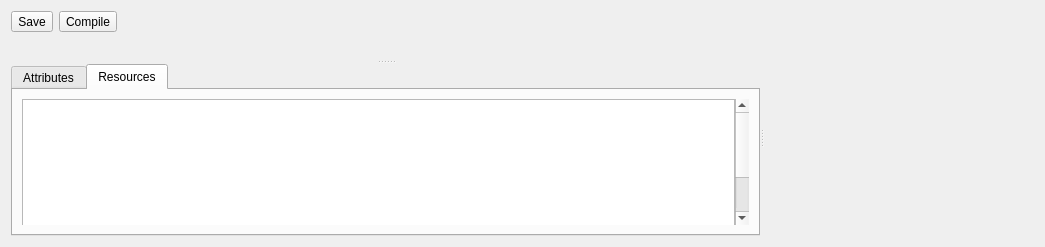
Above: Tools/ValkyrieEditor/ShaderGraph/ShaderGraphView.ui from marcellfischbach/CobaltSKY before the change. Below: the same form after it.
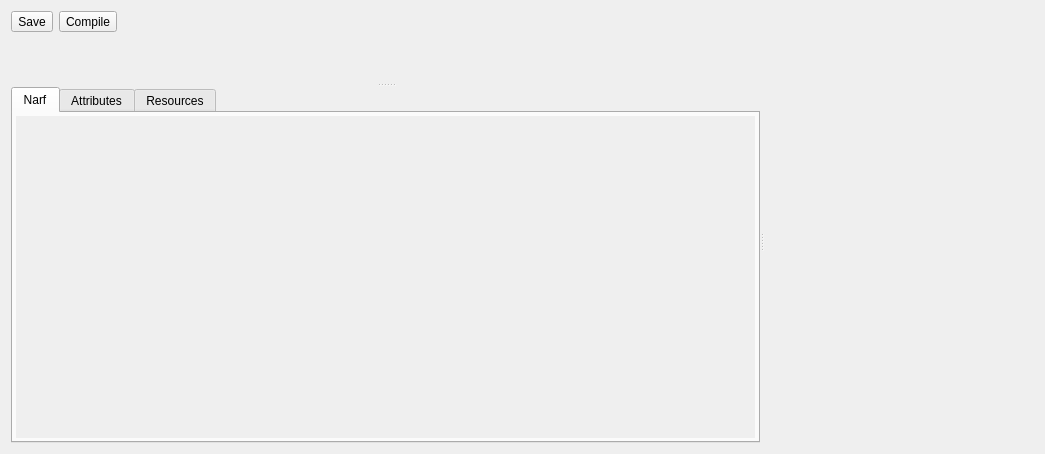
That is the form after the change. Icons and pictures are not drawn.

Diff of the .ui file:
```diff
--- a/Tools/ValkyrieEditor/ShaderGraph/ShaderGraphView.ui
+++ b/Tools/ValkyrieEditor/ShaderGraph/ShaderGraphView.ui
@@ -7,7 +7,7 @@
     <x>0</x>
     <y>0</y>
     <width>1045</width>
-    <height>247</height>
+    <height>454</height>
    </rect>
   </property>
   <property name="windowTitle">
@@ -126,8 +126,59 @@
         </sizepolicy>
        </property>
        <property name="currentIndex">
-        <number>1</number>
+        <number>0</number>
        </property>
+       <widget class="QWidget" name="narf">
+        <attribute name="title">
+         <string>Narf</string>
+        </attribute>
+        <layout class="QGridLayout" name="gridLayout_6">
+         <property name="leftMargin">
+          <number>3</number>
+         </property>
+         <property name="topMargin">
+          <number>3</number>
+         </property>
+         <property name="rightMargin">
+          <number>3</number>
+         </property>
+         <property name="bottomMargin">
+          <number>3</number>
+         </property>
+         <item row="0" column="0">
+          <widget class="QScrollArea" name="saAttributes">
+           <property name="autoFillBackground">
+            <bool>false</bool>
+           </property>
+           <property name="frameShape">
+            <enum>QFrame::NoFrame</enum>
+           </property>
+           <property name="frameShadow">
+            <enum>QFrame::Plain</enum>
+           </property>
+           <property name="lineWidth">
+            <number>0</number>
+           </property>
+           <property name="widgetResizable">
+            <bool>true</bool>
+           </property>
+           <widget class="QWidget" name="scrollAreaWidgetContents">
+            <property name="geometry">
+             <rect>
+              <x>0</x>
+              <y>0</y>
+              <width>741</width>
+              <height>174</height>
+             </rect>
+            </property>
+            <property name="autoFillBackground">
+             <bool>false</bool>
+            </property>
+           </widget>
+          </widget>
+         </item>
+        </layout>
+       </widget>
        <widget class="QWidget" name="attributes">
         <attribute name="title">
          <string>Attributes</string>
```
Left out of the diff: 80 changed lines with no effect on the pictures.
